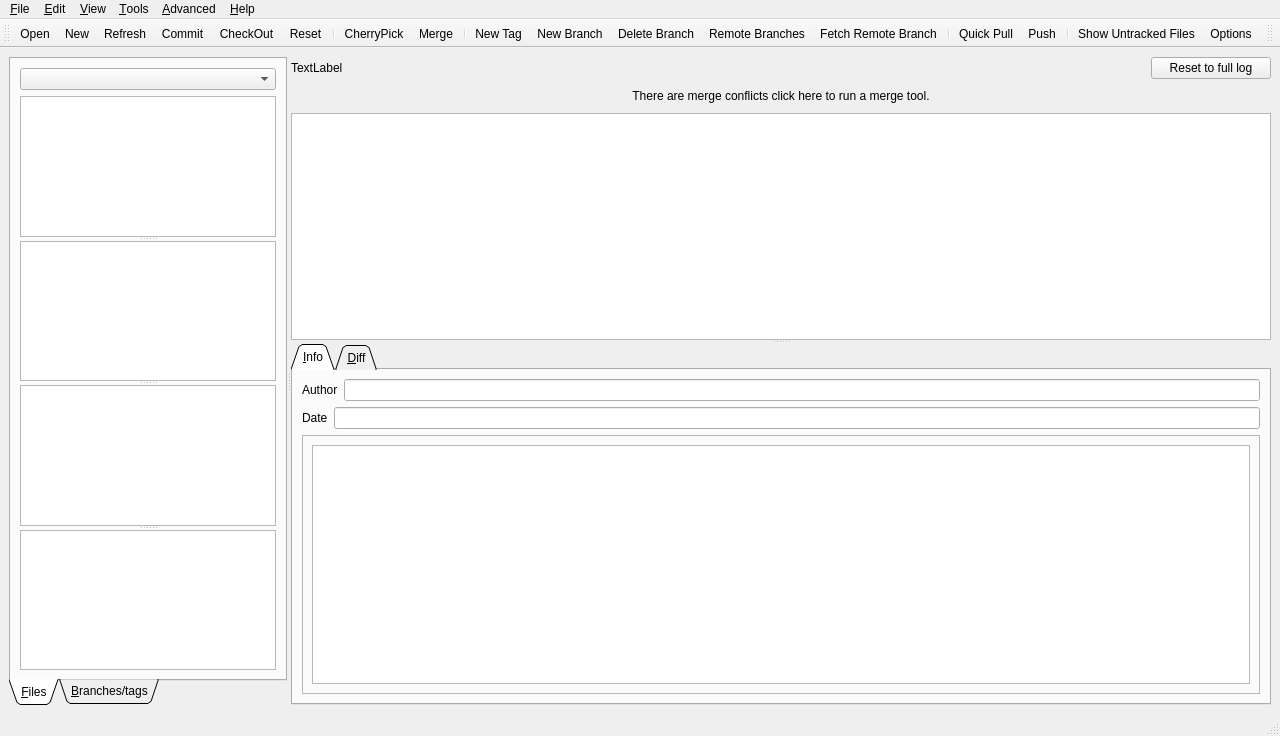
bainonline/teamgit, file ui/mainwindow.ui: the form before one commit.
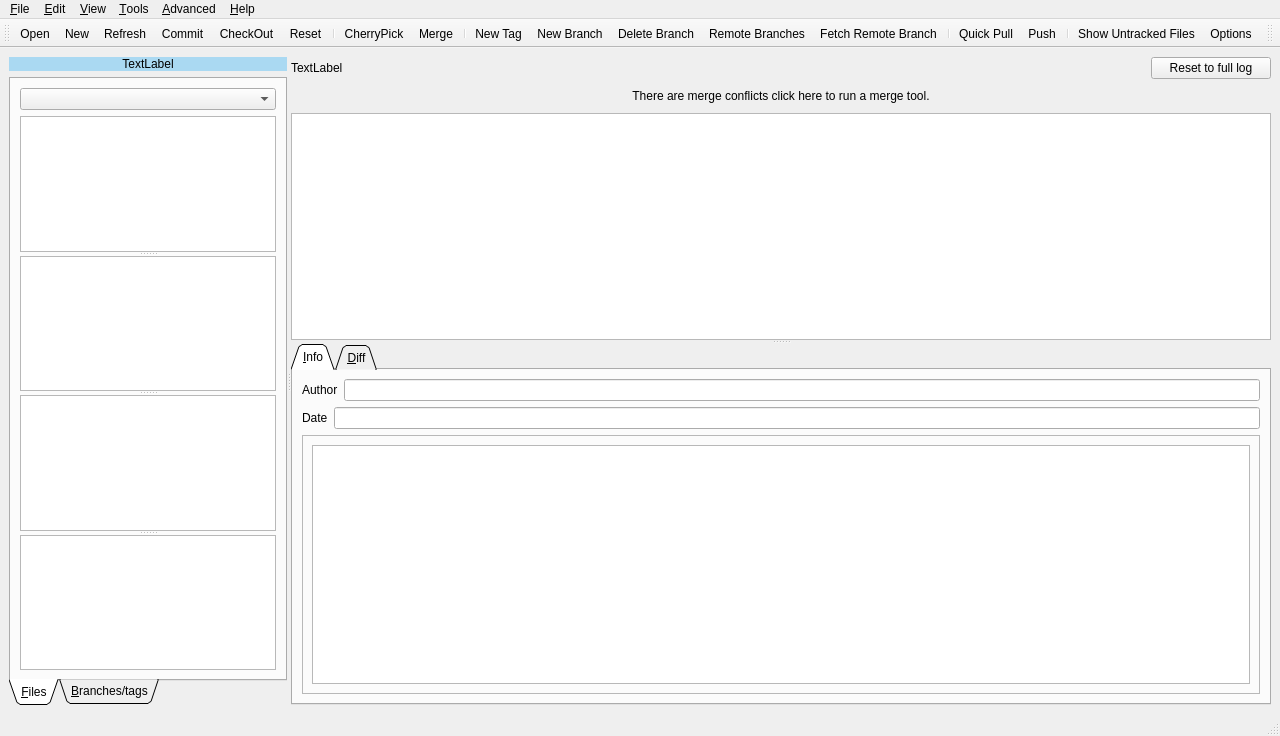
The form after the commit. The open tabs and pages were chosen to show the change. Icons and pictures are not drawn.

Commit message: Added a current branch label

The edit to the form file:
```diff
--- a/ui/mainwindow.ui
+++ b/ui/mainwindow.ui
@@ -15,98 +15,181 @@
   <property name="layoutDirection" >
    <enum>Qt::LeftToRight</enum>
   </property>
-  <widget class="QWidget" name="centralwidget" >
-   <layout class="QVBoxLayout" >
+  <widget class="QWidget" name="centralwidget">
+   <layout class="QHBoxLayout" name="horizontalLayout_2">
     <item>
-     <widget class="QSplitter" name="verticalSplitter1" >
-      <property name="orientation" >
+     <widget class="QSplitter" name="verticalSplitter1">
+      <property name="orientation">
        <enum>Qt::Horizontal</enum>
       </property>
-      <widget class="QTabWidget" name="tabWidget" >
-       <property name="enabled" >
-        <bool>true</bool>
-       </property>
-       <property name="sizePolicy" >
-        <sizepolicy vsizetype="Expanding" hsizetype="Expanding" >
-         <horstretch>0</horstretch>
-         <verstretch>0</verstretch>
-        </sizepolicy>
-       </property>
-       <property name="layoutDirection" >
-        <enum>Qt::LeftToRight</enum>
-       </property>
-       <property name="tabPosition" >
-        <enum>QTabWidget::South</enum>
-       </property>
-       <property name="tabShape" >
-        <enum>QTabWidget::Triangular</enum>
-       </property>
-       <property name="currentIndex" >
-        <number>0</number>
-       </property>
-       <widget class="QWidget" name="tab" >
-        <attribute name="title" >
-         <string>&amp;Files</string>
-        </attribute>
-        <layout class="QVBoxLayout" >
-         <item>
-          <widget class="QComboBox" name="projectsComboBox" >
-           <property name="enabled" >
-            <bool>true</bool>
-           </property>
+      <widget class="QWidget" name="verticalLayoutWidget">
+       <layout class="QVBoxLayout" name="verticalLayout_6">
+        <item>
+         <widget class="QLabel" name="currentBranch">
+          <property name="palette">
+           <palette>
+            <active>
+             <colorrole role="Base">
+              <brush brushstyle="SolidPattern">
+               <color alpha="255">
+                <red>170</red>
+                <green>217</green>
+                <blue>242</blue>
+               </color>
+              </brush>
+             </colorrole>
+             <colorrole role="Window">
+              <brush brushstyle="SolidPattern">
+               <color alpha="255">
+                <red>170</red>
+                <green>217</green>
+                <blue>242</blue>
+               </color>
+              </brush>
+             </colorrole>
+            </active>
+            <inactive>
+             <colorrole role="Base">
+              <brush brushstyle="SolidPattern">
+               <color alpha="255">
+                <red>170</red>
+                <green>217</green>
+                <blue>242</blue>
+               </color>
+              </brush>
+             </colorrole>
+             <colorrole role="Window">
+              <brush brushstyle="SolidPattern">
+               <color alpha="255">
+                <red>170</red>
+                <green>217</green>
+                <blue>242</blue>
+               </color>
+              </brush>
+             </colorrole>
+            </inactive>
+            <disabled>
+             <colorrole role="Base">
+              <brush brushstyle="SolidPattern">
+               <color alpha="255">
+                <red>170</red>
+                <green>217</green>
+                <blue>242</blue>
+               </color>
+              </brush>
+             </colorrole>
+             <colorrole role="Window">
+              <brush brushstyle="SolidPattern">
+               <color alpha="255">
+                <red>170</red>
+                <green>217</green>
+                <blue>242</blue>
+               </color>
+              </brush>
+             </colorrole>
+            </disabled>
+           </palette>
+          </property>
+          <property name="autoFillBackground">
+           <bool>true</bool>
+          </property>
+          <property name="text">
+           <string>TextLabel</string>
+          </property>
+          <property name="alignment">
+           <set>Qt::AlignCenter</set>
+          </property>
+         </widget>
+        </item>
+        <item>
+         <widget class="QTabWidget" name="tabWidget">
+          <property name="enabled">
+           <bool>true</bool>
+          </property>
+          <property name="sizePolicy">
+           <sizepolicy hsizetype="Expanding" vsizetype="Expanding">
+            <horstretch>0</horstretch>
+            <verstretch>0</verstretch>
+           </sizepolicy>
+          </property>
+          <property name="layoutDirection">
+           <enum>Qt::LeftToRight</enum>
+          </property>
+          <property name="tabPosition">
+           <enum>QTabWidget::South</enum>
+          </property>
+          <property name="tabShape">
+           <enum>QTabWidget::Triangular</enum>
+          </property>
+          <property name="currentIndex">
+           <number>0</number>
+          </property>
+          <widget class="QWidget" name="tab">
+           <attribute name="title">
+            <string>&amp;Files</string>
+           </attribute>
+           <layout class="QVBoxLayout">
+            <item>
+             <widget class="QComboBox" name="projectsComboBox">
+              <property name="enabled">
+               <bool>true</bool>
+              </property>
+             </widget>
+            </item>
+            <item>
+             <widget class="QSplitter" name="splitter">
+              <property name="orientation">
+               <enum>Qt::Vertical</enum>
+              </property>
+              <widget class="QTreeView" name="projectFilesView"/>
+              <widget class="QTreeView" name="stagedFilesView">
+               <property name="selectionMode">
+                <enum>QAbstractItemView::ExtendedSelection</enum>
+               </property>
+               <property name="autoExpandDelay">
+                <number>0</number>
+               </property>
+              </widget>
+              <widget class="QTreeView" name="unstagedFilesView">
+               <property name="selectionMode">
+                <enum>QAbstractItemView::ExtendedSelection</enum>
+               </property>
+               <property name="autoExpandDelay">
+                <number>0</number>
+               </property>
+              </widget>
+              <widget class="QTreeView" name="untrackedFilesView">
+               <property name="selectionMode">
+                <enum>QAbstractItemView::ExtendedSelection</enum>
+               </property>
+               <property name="autoExpandDelay">
+                <number>0</number>
+               </property>
+              </widget>
+             </widget>
+            </item>
+           </layout>
           </widget>
-         </item>
-         <item>
-          <widget class="QSplitter" name="splitter" >
-           <property name="orientation" >
-            <enum>Qt::Vertical</enum>
-           </property>
-           <widget class="QTreeView" name="projectFilesView" />
-           <widget class="QTreeView" name="stagedFilesView" >
-            <property name="selectionMode" >
-             <enum>QAbstractItemView::ExtendedSelection</enum>
-            </property>
-            <property name="autoExpandDelay" >
-             <number>0</number>
-            </property>
-           </widget>
-           <widget class="QTreeView" name="unstagedFilesView" >
-            <property name="selectionMode" >
-             <enum>QAbstractItemView::ExtendedSelection</enum>
-            </property>
-            <property name="autoExpandDelay" >
-             <number>0</number>
-            </property>
-           </widget>
-           <widget class="QTreeView" name="untrackedFilesView" >
-            <property name="selectionMode" >
-             <enum>QAbstractItemView::ExtendedSelection</enum>
-            </property>
-            <property name="autoExpandDelay" >
-             <number>0</number>
-            </property>
-           </widget>
+          <widget class="QWidget" name="tab_2">
+           <attribute name="title">
+            <string>&amp;Branches/tags</string>
+           </attribute>
+           <layout class="QVBoxLayout">
+            <item>
+             <widget class="QSplitter" name="splitter_2">
+              <property name="orientation">
+               <enum>Qt::Vertical</enum>
+              </property>
+              <widget class="QTreeView" name="branchesView"/>
+              <widget class="QTreeView" name="remoteBranchesView"/>
+              <widget class="QTreeView" name="tagsView"/>
+             </widget>
+            </item>
+           </layout>
           </widget>
-         </item>
-        </layout>
-       </widget>
-       <widget class="QWidget" name="tab_2" >
-        <attribute name="title" >
-         <string>&amp;Branches/tags</string>
-        </attribute>
-        <layout class="QVBoxLayout" >
-         <item>
-          <widget class="QSplitter" name="splitter_2" >
-           <property name="orientation" >
-            <enum>Qt::Vertical</enum>
-           </property>
-           <widget class="QTreeView" name="branchesView" />
-           <widget class="QTreeView" name="remoteBranchesView" />
-           <widget class="QTreeView" name="tagsView" />
-          </widget>
-         </item>
-        </layout>
-       </widget>
+         </widget>
+        </item>
+       </layout>
       </widget>
       <widget class="QSplitter" name="horizontalSplitter1" >
        <property name="sizePolicy" >
```
Left out of the diff: 791 changed lines with no effect on the pictures. The commit also changes 1 other file.
